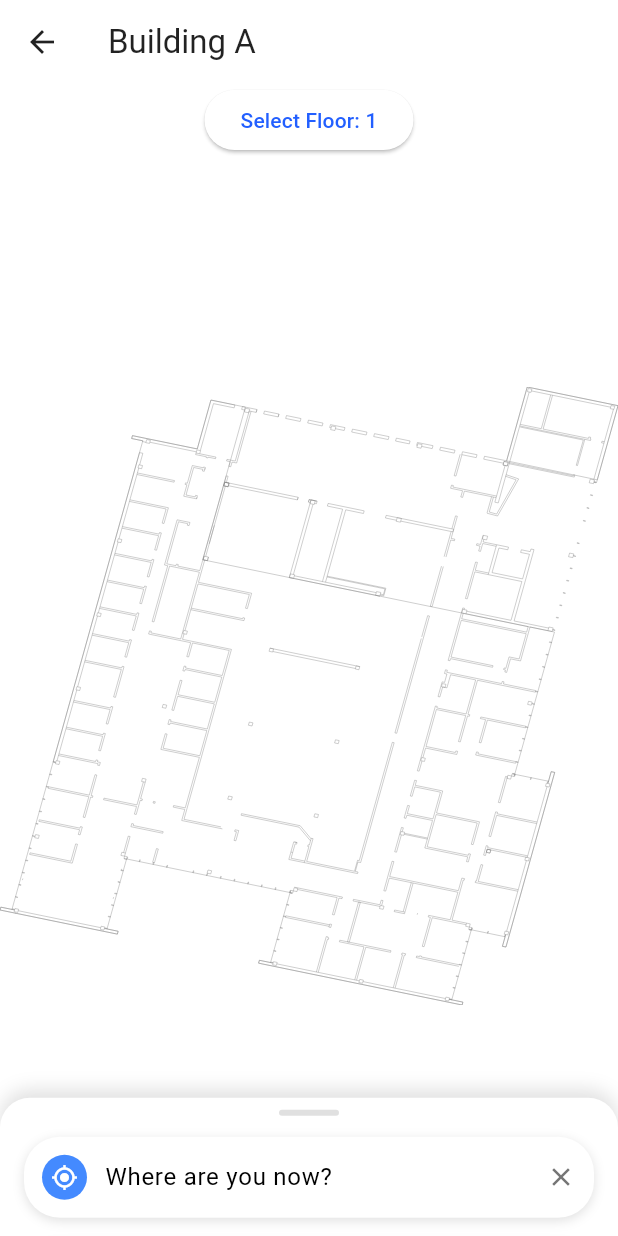
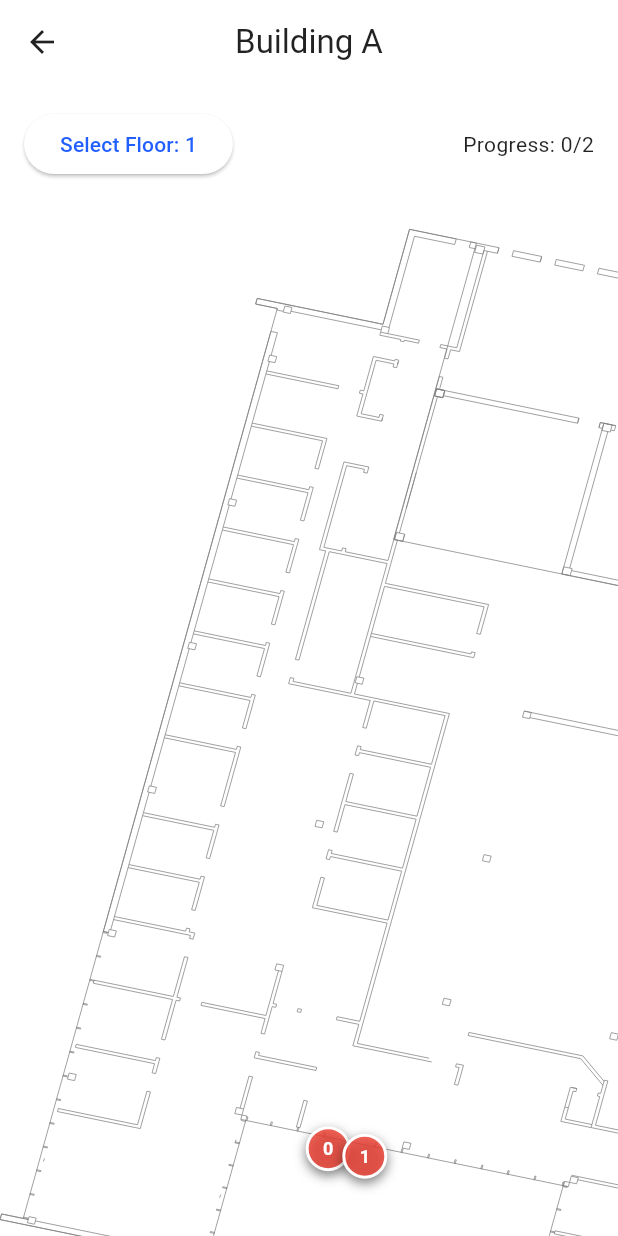
Before and after one commit to NoamKont/INDIGO_ui, a Flutter app: the ManageBuildingsPage screen opened directly, after a tap on "Building A", on a phone screen of 412 x 824 dp. Run offline on Flutter 3.47's test engine with Material 3 defaults, Android fonts, the light colour scheme and no system bars; drawn by our look-alikes of photo_view; our stand-ins replace file_picker, flutter_cache_manager, flutter_svg, geolocator, google_maps_flutter; project files that could hold a hidden picture were left out.

Commit message:
adding admin screen for selecting names for rooms

```diff
--- a/lib/screens/admin/admin_building_card.dart
+++ b/lib/screens/admin/admin_building_card.dart
@@ -2,6 +2,8 @@ import 'package:flutter/material.dart';
 import 'package:flutter_svg/svg.dart';
 import '../../models/Building.dart';
 import 'package:indigo_test/screens/user/navigate_screen.dart';
+
+import '../../widgets/admin_floor_view.dart';
 
 class AdminBuildingCard extends StatelessWidget {
   final Building building;
@@ -23,7 +25,7 @@ class AdminBuildingCard extends StatelessWidget {
           Navigator.push(
             context,
             MaterialPageRoute(
-              builder: (context) => SvgZoomView(buildingName: building.name, buildingId: building.buildingId),
+              builder: (context) => AdminFloorView(buildingName: building.name, buildingId: building.buildingId),
             ),
           );
           // final svgBytes = await FloorService.fetchSvgFromUrlWithCache(building.buildingId);
--- a/lib/screens/user/building_card.dart
+++ b/lib/screens/user/building_card.dart
@@ -23,7 +23,7 @@ class BuildingCard extends StatelessWidget {
           Navigator.push(
             context,
             MaterialPageRoute(
-              builder: (context) => SvgZoomView(buildingName: building.name, buildingId: building.buildingId),
+              builder: (context) => UserFloorView(buildingName: building.name, buildingId: building.buildingId),
             ),
           );
           // final svgBytes = await FloorService.fetchSvgFromUrlWithCache(building.buildingId);
--- a/lib/screens/user/navigate_screen.dart
+++ b/lib/screens/user/navigate_screen.dart
@@ -1,17 +1,19 @@
 import 'package:flutter/material.dart';
 import 'package:flutter_svg/flutter_svg.dart';
+import 'package:indigo_test/services/admin/admin_service.dart';
 import 'package:photo_view/photo_view.dart';
 import 'package:flutter/services.dart' show rootBundle, Uint8List;
 import 'dart:convert';
 
+import '../../models/Room.dart';
 import '../../services/user/home_screen_service.dart';
 import '../../widgets/bottom_search_bar.dart';
 import '../../widgets/navigation_bottom_sheet.dart';
-import '../../widgets/zommable_svg_view.dart';
+import '../../widgets/user_svg_view.dart';
 import '../../widgets/floor_picker.dart';
 
 
-class SvgZoomView extends StatefulWidget {
+class UserFloorView extends StatefulWidget {
   final String buildingName;
   final int buildingId;
 
@@ -26,17 +28,17 @@ class SvgZoomView extends StatefulWidget {
     'Cafe',
   ];
 
-  SvgZoomView({
+  UserFloorView({
     super.key,
     required this.buildingName,
     required this.buildingId,
   });
 
   @override
-  State<SvgZoomView> createState() => _SvgZoomViewState();
+  State<UserFloorView> createState() => _UserFloorViewState();
 }
 
-class _SvgZoomViewState extends State<SvgZoomView> {
+class _UserFloorViewState extends State<UserFloorView> {
   int selectedFloor = 1;
 
   String? svgData;
@@ -48,11 +50,11 @@ class _SvgZoomViewState extends State<SvgZoomView> {
   }
 
   Future<void> loadSvg() async {
-    svgData = await rootBundle.loadString('assets/watson.svg');//TODO delete this line when you have the actual SVG file
+    svgData = await rootBundle.loadString('assets/userExample.svg');//TODO delete this line when you have the actual SVG file
     print('Floor confirmed: $selectedFloor');
     setState(() {});
 
-    // final Uint8List? bytes = await HomeService.fetchUserFloorSvgWithCache(widget.buildingId, selectedFloor); // <- adjust class name
+    // final Uint8List? bytes = await HomeService.loadUserSvgWithCache(widget.buildingId, selectedFloor); // <- adjust class name
     // if (bytes == null) return;
     //
     // final String svgString = utf8.decode(bytes);
@@ -78,21 +80,32 @@ class _SvgZoomViewState extends State<SvgZoomView> {
       }
     }
   }
+
   @override
   Widget build(BuildContext context) {
     return Scaffold(
-      appBar: AppBar(title: Text(widget.buildingName)),
+      appBar: AppBar(
+        title: Text(widget.buildingName),
+        centerTitle: true,
+      ),
       body: Stack(
         children: [
           Column(
             children: [
+              Padding(
+                padding: const EdgeInsets.all(16.0),
+                child: Row(
+                  children: [
                     FloorPickerButton(
-                numberOfFloors: 10,// TODO change to real number of floors ,Assuming 10 floors
+                      numberOfFloors: 10,
                       selectedFloor: selectedFloor,
                       onFloorSelected: (value) {
                         setState(() => selectedFloor = value);
                         loadSvg();
                       },
+                    ),
+                  ],
+                ),
               ),
               Expanded(
                 child: svgData == null
@@ -101,7 +114,13 @@ class _SvgZoomViewState extends State<SvgZoomView> {
               ),
             ],
           ),
-          NavigationBottomSheet(onNavigationPressed: onNavigationDataReceived ,places: widget.places,),
+          Align(
+            alignment: Alignment.bottomCenter,
+            child: NavigationBottomSheet(
+              onNavigationPressed: onNavigationDataReceived,
+              places: widget.places,
+            ),
+          ),
         ],
       ),
     );
--- a/lib/services/user/home_screen_service.dart
+++ b/lib/services/user/home_screen_service.dart
@@ -19,7 +19,7 @@ class HomeService {
   }
 
   /// Fetches the SVG file **THAT THE CLIENT GETS** from a URL and caches it using DefaultCacheManager.
-  static Future<Uint8List?> fetchUserFloorSvgWithCache(int buildingId,int floor) async {
+  static Future<Uint8List?> loadUserSvgWithCache(int buildingId, int floor) async {
     final svgUrl = "https://your-api.com/buildings/$buildingId?floor=$floor"; // Replace with your actual URL;
     try {
       final file = await DefaultCacheManager().getSingleFile(svgUrl);
--- /dev/null
+++ b/lib/widgets/admin_floor_view.dart
@@ -0,0 +1,371 @@
+import 'package:flutter/material.dart';
+import 'package:flutter_svg/flutter_svg.dart';
+import 'package:flutter/services.dart' show rootBundle;
+import 'package:indigo_test/widgets/floor_picker.dart';
+import 'dart:convert';
+
+import '../models/Room.dart';
+
+class AdminFloorView extends StatefulWidget {
+  final String buildingName;
+  final int buildingId;
+
+  const AdminFloorView({
+    super.key,
+    required this.buildingName,
+    required this.buildingId,
+  });
+
+  @override
+  State<AdminFloorView> createState() => _AdminFloorViewState();
+}
+
+class _AdminFloorViewState extends State<AdminFloorView> {
+  int selectedFloor = 1;
+  String? svgData;
+  final TransformationController _transformationController = TransformationController();
+  bool canContinue = false;
+  Room? selectedRoom;
+  final TextEditingController _roomNameController = TextEditingController();
+
+  List<Room> doors = [
+    Room(id: 0, x: 218.77152536985713, y: 629.7557636416216),
+    Room(id: 1, x: 243.20282977091225, y: 634.7775616928012),
+    // Room(id: 2, x: 759.2291812259299, y: 200.13712073969901),
+    // Room(id: 3, x: 765.0347440952701, y: 179.34495018862827),
+    // Room(id: 4, x: 121.93992977755403, y: 538.1077647905388),
+    // Room(id: 5, x: 532.2258094133374, y: 498.6612322459096),
+    // Room(id: 6, x: 518.0688331159433, y: 458.5725874235343),
+    // Room(id: 7, x: 615.0867761566642, y: 196.08394152737506),
+    // Room(id: 8, x: 609.3550069833784, y: 284.5976174539574),
+    // Room(id: 9, x: 650.2856419415792, y: 356.9482107134494),
+    // Room(id: 10, x: 573.9055292449841, y: 411.5571568391223),
+    // Room(id: 11, x: 627.1829200381752, y: 470.96601708517795),
+    // Room(id: 12, x: 530.0202132325805, y: 568.7289930264437),
+    // Room(id: 13, x: 523.2255685661689, y: 531.2582176944235),
+    // Room(id: 14, x: 651.9534113051042, y: 548.5647847063306),
+    // Room(id: 15, x: 639.9240093598405, y: 592.3963042085704),
+    // Room(id: 16, x: 603.0447129297953, y: 645.2535150768815),
+    // Room(id: 17, x: 553.4878159263365, y: 734.8992841155392),
+    // Room(id: 18, x: 526.7462079508641, y: 742.4592978064987),
+    // Room(id: 19, x: 599.9460487235493, y: 165.46750268823996),
+    // Room(id: 20, x: 594.752498795767, y: 125.63372778414816),
+    // Room(id: 21, x: 203.78390638135647, y: 314.44545928019096),
+    // Room(id: 22, x: 248.66165953712556, y: 359.8230613143893),
+    // Room(id: 23, x: 229.12775644448712, y: 429.03305682648084),
+    // Room(id: 24, x: 118.48185749757005, y: 491.49664595637967),
+    // Room(id: 25, x: 93.45869674319609, y: 581.1151443449133),
+    // Room(id: 26, x: 186.03073733546717, y: 542.3078122775635),
+    // Room(id: 27, x: 180.83668674654277, y: 563.7192295891953),
+    // Room(id: 28, x: 137.4158759683949, y: 408.702841123061),
+    // Room(id: 29, x: 128.14348523878175, y: 443.4094947124109),
+    // Room(id: 30, x: 98.15053938691463, y: 564.3116758968195),
+    // Room(id: 31, x: 773.3039625182096, y: 77.533389862971),
+    // Room(id: 32, x: 600.8292338930617, y: 599.4362285831215),
+    // Room(id: 33, x: 519.5997829030085, y: 606.7667034072514),
+    // Room(id: 34, x: 393.36655999427603, y: 154.1009230516602),
+    // Room(id: 35, x: 285.20110312934366, y: 85.50710693978107),
+    // Room(id: 36, x: 594.3152218065092, y: 191.8143966235303),
+    // Room(id: 37, x: 588.5497653660091, y: 359.10996743946225),
+    // Room(id: 38, x: 613.7449644109768, y: 418.8935618827696),
+    // Room(id: 39, x: 584.0078341171703, y: 466.39883955299035),
+    // Room(id: 40, x: 634.4656341862327, y: 611.19589437508),
+    // Room(id: 41, x: 514.2832753359211, y: 739.8975708639317),
+    // Room(id: 42, x: 604.9222454652338, y: 147.64564221440742),
+    // Room(id: 43, x: 418.2691490945765, y: 159.30773853281997),
+    // Room(id: 44, x: 304.7303876253711, y: 108.01712814382842),
+    // Room(id: 45, x: 257.40710854925993, y: 98.82835787755954),
+    // Room(id: 46, x: 234.0598375215415, y: 131.3149776302841),
+    // Room(id: 47, x: 200.31624934805086, y: 183.77978771904625),
+    // Room(id: 48, x: 190.75265642857948, y: 218.32809615758376),
+    // Room(id: 49, x: 180.9220531875522, y: 252.88886097179136),
+    // Room(id: 50, x: 171.4518381300441, y: 287.55485222677936),
+    // Room(id: 51, x: 152.06836700856675, y: 356.97524207578886),
+    // Room(id: 52, x: 161.78379874464116, y: 322.1801811500062),
+    // Room(id: 53, x: 245.1072332973956, y: 372.5529616556276),
+    // Room(id: 54, x: 225.77115453265205, y: 441.80361949818),
+    // Room(id: 55, x: 118.2776215315463, y: 477.99416130257606),
+    // Room(id: 56, x: 298.17265999570577, y: 580.434089782238),
+    // Room(id: 57, x: 392.7326883657322, y: 599.8706846748762),
+    // Room(id: 58, x: 565.4444179925204, y: 289.03240198067397),
+    // Room(id: 59, x: 264.6337547664107, y: 115.39273771328897),
+    // Room(id: 60, x: 259.7777284478547, y: 135.61244120391666),
+    // Room(id: 61, x: 503.7174590282663, y: 662.9302555373032),
+    // Room(id: 62, x: 427.2405713834645, y: 722.0061446029257),
+    // Room(id: 63, x: 417.8605925913901, y: 701.0988004418105),
+    // Room(id: 64, x: 444.93870219298435, y: 669.1098358286856),
+    // Room(id: 65, x: 531.9294802421683, y: 672.901927541483),
+    // Room(id: 66, x: 420.84631062912587, y: 690.4056841637529),
+    // Room(id: 67, x: 736.2900485925996, y: 108.97267329594698),
+    // Room(id: 68, x: 308.1658911481748, y: 293.8034841356221),
+  ];
+
+  @override
+  void initState() {
+    super.initState();
+    loadSvg();
+  }
+
+  @override
+  void dispose() {
+    _roomNameController.dispose();
+    super.dispose();
+  }
+
+  Future<void> loadSvg() async {
+    try {
+      // Load your SVG file here
+      svgData = await rootBundle.loadString('assets/watson.svg');
+      print('Floor confirmed: $selectedFloor');
+      setState(() {});
+
+    // final Uint8List? bytes = await AdminService.loadAdminSvgWithCache(widget.buildingId); // <- adjust class name
+    // if (bytes == null) return;
+    //
+    // final String svgString = utf8.decode(bytes);
+    // setState(() {
+    //   svgData = svgString;
+    // });
+
+      // Reset the transformation to show the full SVG initially
+      WidgetsBinding.instance.addPostFrameCallback((_) {
+        _transformationController.value = Matrix4.identity();
+      });
+    } catch (e) {
+      print('Error loading SVG: $e');
+    }
+  }
+
+  void _onDoorTap(Room room) {
+    print('Room ${room.id} selected');
+    setState(() {
+      selectedRoom = room;
+      _roomNameController.text = room.name ?? '';
+    });
+    _showRoomNamingDialog(room);
+  }
+
+  void _showRoomNamingDialog(Room room) {
+    showDialog(
+      context: context,
+      builder: (BuildContext context) {
+        return AlertDialog(
+          title: Text('Name Room ${room.id}'),
+          content: TextField(
+            controller: _roomNameController,
+            decoration: const InputDecoration(
+              hintText: 'Enter room name',
+              border: OutlineInputBorder(),
+            ),
+            autofocus: true,
+          ),
+          actions: [
+            TextButton(
+              onPressed: () => Navigator.of(context).pop(),
+              child: const Text('Cancel'),
+            ),
+            ElevatedButton(
+              onPressed: () {
+                _saveRoomName(room);
+                Navigator.of(context).pop();
+              },
+              child: const Text('Save'),
+            ),
+          ],
+        );
+      },
+    );
+  }
+
+  void _saveRoomName(Room room) {
+    setState(() {
+      room.name = _roomNameController.text.trim();
+      //room.isNamed = room.name!.isNotEmpty;
+      _updateProgress();
+    });
+    _roomNameController.clear();
+  }
+
+  void _updateProgress() {
+    final namedRooms = doors.where((room) => room.name != null && room.name!.isNotEmpty).length;
+    final totalRooms = doors.length;
+    canContinue = namedRooms == totalRooms;
+  }
+
+  Widget _buildFloorPicker() {
+    return Container(
+      padding: const EdgeInsets.all(16.0),
+      child: Row(
+        children: [
+          //const Text('Floor: ', style: TextStyle(fontSize: 16, fontWeight: FontWeight.bold)),
+          // DropdownButton<int>(
+          //   value: selectedFloor,
+          //   items: List.generate(10, (index) => index + 1)
+          //       .map((floor) => DropdownMenuItem(
+          //     value: floor,
+          //     child: Text('Floor $floor'),
+          //   ))
+          //       .toList(),
+          //   onChanged: (value) {
+          //     if (value != null) {
+          //       setState(() => selectedFloor = value);
+          //       loadSvg();
+          //     }
+          //   },
+          // ),
+          FloorPickerButton(numberOfFloors: 10,
+            selectedFloor: selectedFloor,
+            onFloorSelected: (value) {
+              setState(() => selectedFloor = value);
+              loadSvg();
+            },
+          ),
+          const Spacer(),
+          Text('Progress: ${doors.where((r) => r.name != null && r.name!.isNotEmpty).length}/${doors.length}'),
+          //Text('Progress: ${doors.where((r) => r.isNamed).length}/${doors.length}'),
+        ],
+      ),
+    );
+  }
+
+  Widget _buildDoorMarker(Room room) {
+    final isNamed = room.name != null && room.name!.isNotEmpty;
+    return Positioned(
+      left: room.x - 15, // Increased hit area
+      top: room.y - 15,
+      child: GestureDetector(
+        onTap: () {
+          print('Door ${room.id} tapped at (${room.x}, ${room.y})');
+          _onDoorTap(room);
+        },
+        child: Container(
+          width: 30, // Increased size for better tapping
+          height: 30,
+          decoration: BoxDecoration(
+            color: isNamed ? Colors.green.withValues(alpha: 0.8) : Colors.red.withValues(alpha: 0.8),
+            shape: BoxShape.circle,
+            border: Border.all(color: Colors.white, width: 2),
+            boxShadow: [
+              BoxShadow(
+                color: Colors.black.withOpacity(0.5),
+                blurRadius: 6,
+                offset: const Offset(0, 3),
+              ),
+            ],
+          ),
+          child: Center(
+            child: Text(
+              room.id.toString(),
+              style: const TextStyle(
+                color: Colors.white,
+                fontSize: 12,
+                fontWeight: FontWeight.bold,
+              ),
+            ),
+          ),
+        ),
+      ),
+    );
+  }
+
+  Widget _buildSvgWithOverlay() {
+    return LayoutBuilder(
+      builder: (context, constraints) {
+        return InteractiveViewer(
+          transformationController: _transformationController,
+          boundaryMargin: const EdgeInsets.all(20),
+          minScale: 0.3,
+          maxScale: 5.0,
+          constrained: false,
+          child: Container(
+            width: constraints.maxWidth > 800 ? constraints.maxWidth : 800,
+            height: constraints.maxHeight > 800 ? constraints.maxHeight : 800,
+            child: Stack(
+              clipBehavior: Clip.none,
+              children: [
+                // SVG Background - Center it in the container
+                Center(
+                  child: SizedBox(
+                    width: 800,
+                    height: 800,
+                    child: SvgPicture.string(
+                      svgData!,
+                      fit: BoxFit.contain,
+                    ),
+                  ),
+                ),
+                // Door Overlays - Position them relative to the centered SVG
+                ...doors.map((room) => _buildDoorMarker(room)).toList(),
+              ],
+            ),
+          ),
+        );
+      },
+    );
+  }
+
+  @override
+  Widget build(BuildContext context) {
+    return Scaffold(
+      appBar: AppBar(
+        title: Text(widget.buildingName),
+        centerTitle: true,
+        // backgroundColor: Color(0xFF225FFF),
+        // foregroundColor: Colors.white,
+        actions: [
+          if (canContinue)
+            IconButton(
+              onPressed: () {
+                ScaffoldMessenger.of(context).showSnackBar(
+                  const SnackBar(content: Text('All rooms have been named!')),
+                );
+              },
+              icon: const Icon(Icons.check_circle, color: Colors.green),
+            ),
+        ],
+      ),
+      body: Column(
+        children: [
+          _buildFloorPicker(),
+          Expanded(
+            child: svgData == null
+                ? const Center(
+              child: Column(
+                mainAxisAlignment: MainAxisAlignment.center,
+                children: [
+                  CircularProgressIndicator(),
+                  SizedBox(height: 16),
+                  Text('Loading floor plan...'),
+                ],
+              ),
+            )
+                : _buildSvgWithOverlay(),
+          ),
+        ],
+      ),
+      floatingActionButton: canContinue
+          ? FloatingActionButton.extended(
+        onPressed: () {
+          // Handle continue action
+          showDialog(
+            context: context,
+            builder: (context) => AlertDialog(
+              title: const Text('Success!'),
+              content: const Text('All rooms have been successfully named.'),
+              actions: [
+                TextButton(
+                  onPressed: () => Navigator.of(context).pop(),
+                  child: const Text('OK'),
+                ),
+              ],
+            ),
+          );
+        },
+        icon: const Icon(Icons.arrow_forward),
+        label: const Text('Continue'),
+        backgroundColor: Colors.green,
+      )
+          : null,
+    );
+  }
+}
--- a/lib/widgets/zommable_svg_view.dart
+++ /dev/null
@@ -1,25 +0,0 @@
-import 'package:flutter/material.dart';
-import 'package:flutter_svg/flutter_svg.dart';
-import 'package:photo_view/photo_view.dart';
-
-class ZoomableSvgView extends StatelessWidget {
-  final String rawSvg;
-
-  const ZoomableSvgView({super.key, required this.rawSvg});
-
-  @override
-  Widget build(BuildContext context) {
-    return Center(
-      child: PhotoView.customChild(
-        childSize: const Size(800, 800),
-        backgroundDecoration: const BoxDecoration(color: Colors.white),
-        minScale: PhotoViewComputedScale.contained * 1.0,
-        maxScale: PhotoViewComputedScale.covered * 3.0,
-        child: SvgPicture.string(
-          rawSvg,
-          fit: BoxFit.contain,
-        ),
-      ),
-    );
-  }
-}
--- a/pubspec.yaml
+++ b/pubspec.yaml
@@ -36,6 +36,7 @@ dependencies:
   photo_view: ^0.15.0
   flutter_cache_manager: ^3.4.1
   file_picker: ^10.1.9
+  vector_math: ^2.1.4
 
   # The following adds the Cupertino Icons font to your application.
   # Use with the CupertinoIcons class for iOS style icons.
```
Also changed, not shown: lib/services/admin/admin_service.dart (+4 -3 lines), lib/widgets/user_svg_view.dart (added, +58 -0 lines), assets/watson.svg, pubspec.lock. Lines whose indentation alone changed are shown as unchanged.
